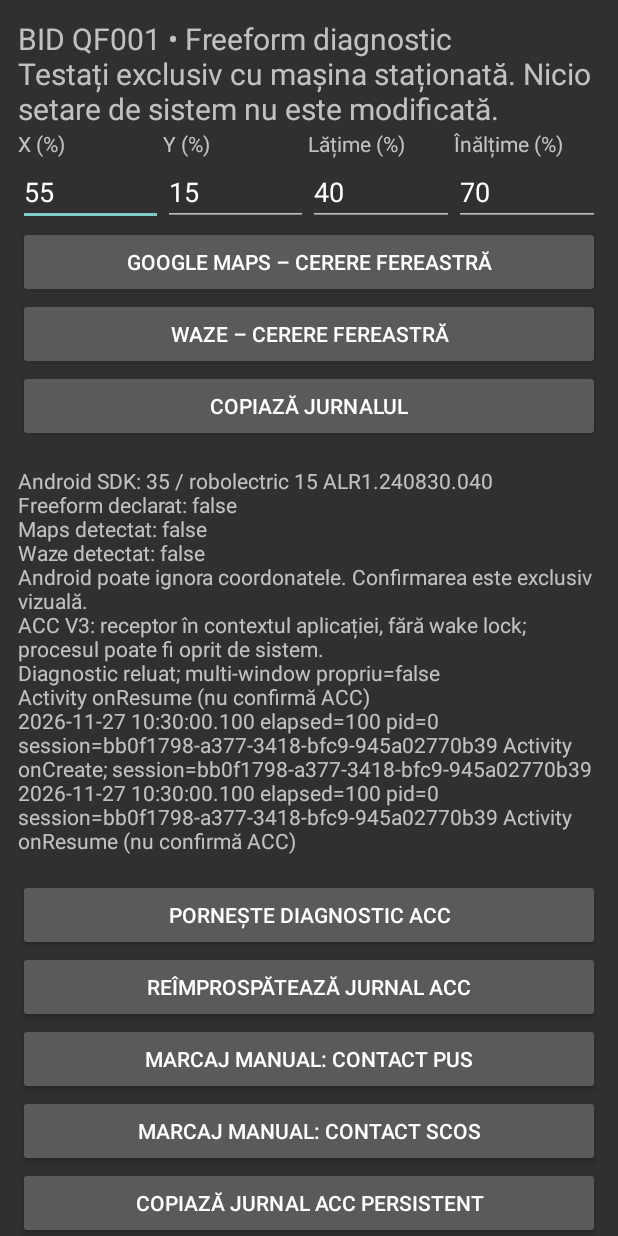
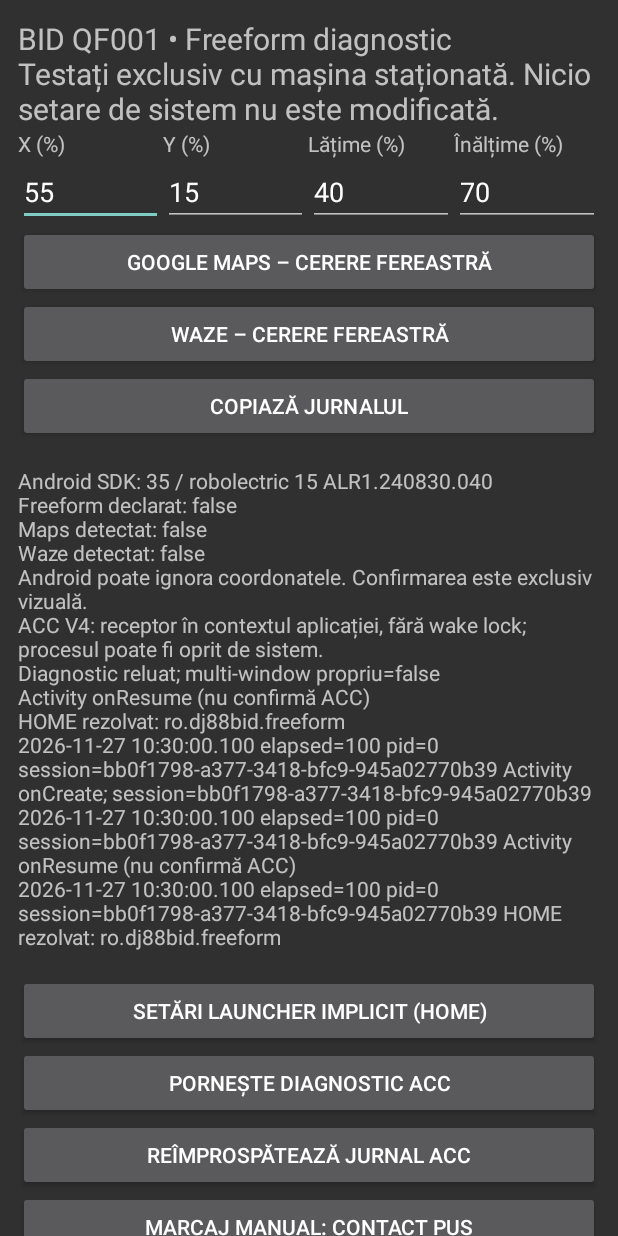
Before and after one commit to Ionut061184/DJ88-BID-Car-OS, an Android app: the screen it shows after launch (ProbeActivity), on a phone screen of 412 x 824 dp. Run offline under Robolectric (Android 15) with nearby library versions, the phone set to English and light mode, and no system bars.

Commit message:
V4 expose reversible HOME selection and log resolved launcher

```diff
--- a/freeform-probe/app/src/main/java/ro/dj88bid/freeform/ProbeActivity.java
+++ b/freeform-probe/app/src/main/java/ro/dj88bid/freeform/ProbeActivity.java
@@ -57,18 +57,19 @@ public class ProbeActivity extends Activity {
  for(int i=0;i<4;i++){LinearLayout cell=new LinearLayout(this);cell.setOrientation(1);TextView t=new TextView(this);t.setText(labels[i]);cell.addView(t);fields[i]=new EditText(this);fields[i].setSingleLine(true);fields[i].setInputType(2);fields[i].setText(values[i]);cell.addView(fields[i]);row.addView(cell,new LinearLayout.LayoutParams(0,-2,1));}
  add(col,"Google Maps – cerere fereastră",()->confirmLaunch("com.google.android.apps.maps"));add(col,"Waze – cerere fereastră",()->confirmLaunch("com.waze"));add(col,"Copiază jurnalul",()->{ClipboardManager c=(ClipboardManager)getSystemService(CLIPBOARD_SERVICE);c.setPrimaryClip(ClipData.newPlainText("BID diagnostic",log.getText()));});
  log=new TextView(this);log.setTextIsSelectable(true);col.addView(log);append("Android SDK: "+Build.VERSION.SDK_INT+" / "+Build.DISPLAY);append("Freeform declarat: "+getPackageManager().hasSystemFeature("android.software.freeform_window_management"));append("Maps detectat: "+(getPackageManager().getLaunchIntentForPackage("com.google.android.apps.maps")!=null));append("Waze detectat: "+(getPackageManager().getLaunchIntentForPackage("com.waze")!=null));append("Android poate ignora coordonatele. Confirmarea este exclusiv vizuală.");
+ add(col,"Setări launcher implicit (HOME)",()->{try{startActivity(new Intent(android.provider.Settings.ACTION_HOME_SETTINGS));}catch(Exception e){append("Setări HOME indisponibile: "+e.getClass().getSimpleName());}});
  add(col,"Pornește diagnostic ACC",()->listen());
  add(col,"Reîmprospătează jurnal ACC",()->append(getSharedPreferences("acc_probe",MODE_PRIVATE).getString("journal","")));
  add(col,"Marcaj manual: contact pus",()->record("UTILIZATOR: contact pus"));
  add(col,"Marcaj manual: contact scos",()->record("UTILIZATOR: contact scos"));
  add(col,"Copiază jurnal ACC persistent",()->{ClipboardManager c=(ClipboardManager)getSystemService(CLIPBOARD_SERVICE);c.setPrimaryClip(ClipData.newPlainText("ACC diagnostic",getSharedPreferences("acc_probe",MODE_PRIVATE).getString("journal","")));});
  add(col,"Șterge jurnal ACC",()->new AlertDialog.Builder(this).setMessage("Ștergi jurnalul local?").setNegativeButton("Nu",null).setPositiveButton("Da",(d,w)->{getSharedPreferences("acc_probe",MODE_PRIVATE).edit().remove("journal").commit();append("Jurnal șters");}).show());
- append("ACC V3: receptor în contextul aplicației, fără wake lock; procesul poate fi oprit de sistem.");
+ append("ACC V4: receptor în contextul aplicației, fără wake lock; procesul poate fi oprit de sistem.");
  if(getSharedPreferences("acc_probe",MODE_PRIVATE).getBoolean("enabled",false))listen();
  add(col,"Oprește diagnostic ACC",()->{if(listening){getApplicationContext().unregisterReceiver(accReceiver);listening=false;}getSharedPreferences("acc_probe",MODE_PRIVATE).edit().putBoolean("enabled",false).commit();record("Diagnostic oprit");});
  }
  private void add(LinearLayout col,String text,Runnable r){Button b=new Button(this);b.setText(text);b.setOnClickListener(v->r.run());col.addView(b);}
  private void confirmLaunch(String pkg){new AlertDialog.Builder(this).setTitle("Test la staționare").setMessage("Confirmați că mașina este staționată. Aplicația poate porni pe tot ecranul.").setNegativeButton("Anulează",null).setPositiveButton("Testează",(d,w)->launch(pkg)).show();}
  private void launch(String pkg){try{Intent i=getPackageManager().getLaunchIntentForPackage(pkg);if(i==null){append("Aplicație indisponibilă: "+pkg);return;}int[] v=new int[4];for(int k=0;k<4;k++)v[k]=Integer.parseInt(fields[k].getText().toString());Rect screen;if(Build.VERSION.SDK_INT>=30){screen=getWindowManager().getMaximumWindowMetrics().getBounds();}else{android.util.DisplayMetrics m=new android.util.DisplayMetrics();getWindowManager().getDefaultDisplay().getRealMetrics(m);screen=new Rect(0,0,m.widthPixels,m.heightPixels);}int[] a=Bounds.of(screen.left,screen.top,screen.width(),screen.height(),v[0],v[1],v[2],v[3]);Rect r=new Rect(a[0],a[1],a[2],a[3]);ActivityOptions options=ActivityOptions.makeBasic();options.setLaunchBounds(r);i.addFlags(Intent.FLAG_ACTIVITY_NEW_TASK);append("Cerere "+pkg+" bounds="+r);startActivity(i,options.toBundle());append("Cerere transmisă; NU confirmă Freeform.");}catch(Exception e){append("Eroare: "+e.getClass().getSimpleName()+": "+e.getMessage());}}
- @Override protected void onResume(){super.onResume();if(log!=null){append("Diagnostic reluat; multi-window propriu="+isInMultiWindowMode());record("Activity onResume (nu confirmă ACC)");append(getSharedPreferences("acc_probe",MODE_PRIVATE).getString("journal",""));}}
+ @Override protected void onResume(){super.onResume();if(log!=null){append("Diagnostic reluat; multi-window propriu="+isInMultiWindowMode());record("Activity onResume (nu confirmă ACC)"); android.content.Intent home=new Intent(Intent.ACTION_MAIN).addCategory(Intent.CATEGORY_HOME); android.content.pm.ResolveInfo resolved=getPackageManager().resolveActivity(home,android.content.pm.PackageManager.MATCH_DEFAULT_ONLY); record("HOME rezolvat: "+(resolved==null||resolved.activityInfo==null?"necunoscut":resolved.activityInfo.packageName));append(getSharedPreferences("acc_probe",MODE_PRIVATE).getString("journal",""));}}
 }
```
